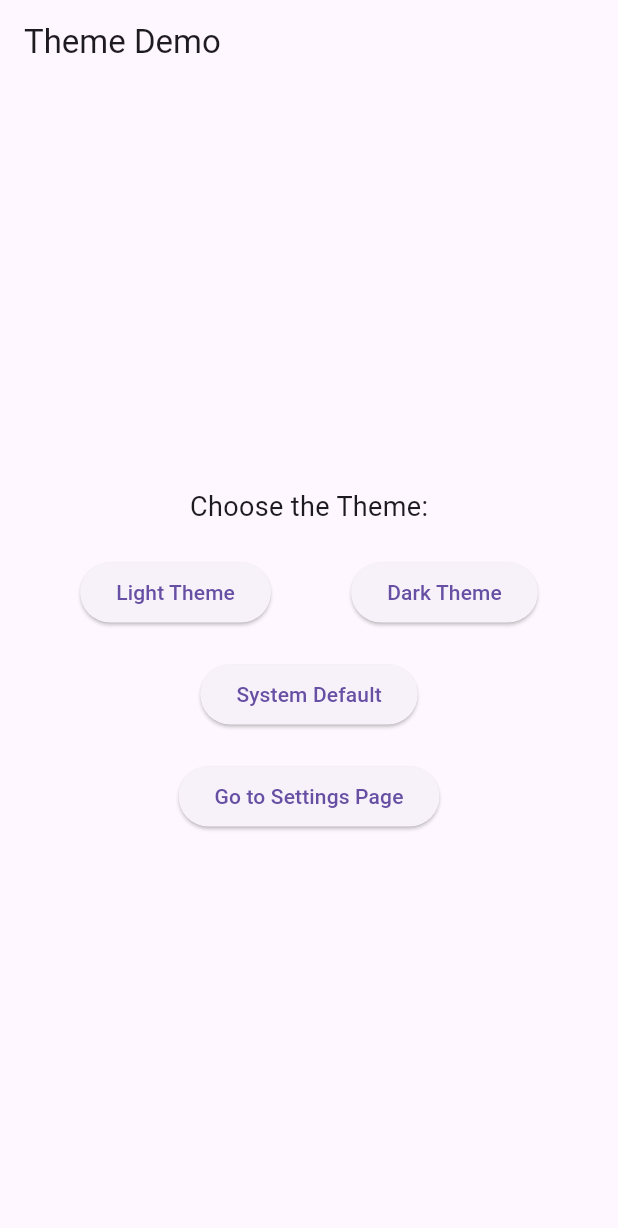
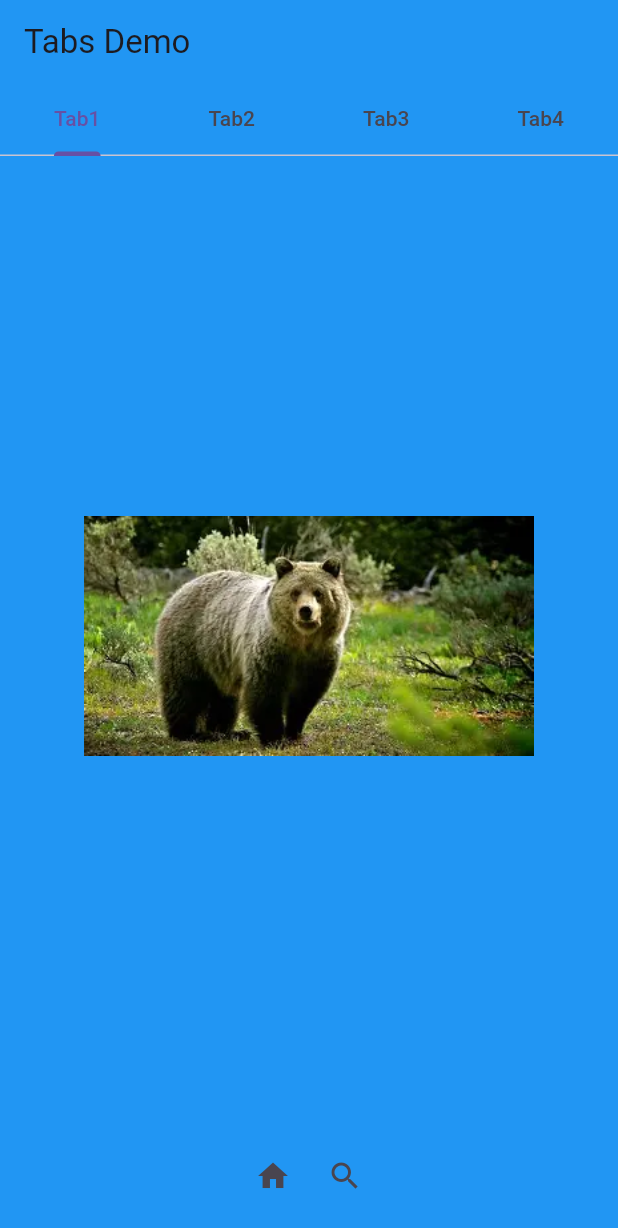
Before and after one commit to bwatts1/digital_pet_app, a Flutter app: the screen it shows after launch, on a phone screen of 412 x 824 dp. Shown: the top 1228 px of the screen. Run offline on Flutter 3.47's test engine with Material 3 defaults, Android fonts, the phone set to English and light mode, and no system bars.

```diff
--- a/lib/main.dart
+++ b/lib/main.dart
@@ -1,116 +1,140 @@
 import 'package:flutter/material.dart';
 
 void main() {
-  runApp(const RunMyApp());
+  runApp(MyApp());
 }
 
-class RunMyApp extends StatefulWidget {
-  const RunMyApp({super.key});
+class MyApp extends StatelessWidget {
+  @override
+  Widget build(BuildContext context) {
+    return MaterialApp(
+      home: DefaultTabController(
+        length: 4,
+        child: _TabsNonScrollableDemo(),
+      ),
+    );
+  }
+}
+
+class _TabsNonScrollableDemo extends StatefulWidget {
+  @override
+  __TabsNonScrollableDemoState createState() => __TabsNonScrollableDemoState();
+}
+
+class __TabsNonScrollableDemoState extends State<_TabsNonScrollableDemo> with SingleTickerProviderStateMixin, RestorationMixin {
+  late TabController _tabController;
+  final RestorableInt tabIndex = RestorableInt(0);
 
   @override
-  State<RunMyApp> createState() => _RunMyAppState();
+  String get restorationId => 'tab_non_scrollable_demo';
+
+  @override
+  void restoreState(RestorationBucket? oldBucket, bool initialRestore) {
+    registerForRestoration(tabIndex, 'tab_index');
+    _tabController.index = tabIndex.value;
   }
 
-class _RunMyAppState extends State<RunMyApp> {
-  ThemeMode _themeMode = ThemeMode.system;
-
-  void changeTheme(ThemeMode themeMode) {
+  @override
+  void initState() {
+    super.initState();
+    _tabController = TabController(
+      initialIndex: 0,
+      length: 4,
+      vsync: this,
+    );
+    _tabController.addListener(() {
       setState(() {
-      _themeMode = themeMode;
+        tabIndex.value = _tabController.index;
+      });
     });
   }
 
   @override
+  void dispose() {
+    _tabController.dispose();
+    tabIndex.dispose();
+    super.dispose();
+  }
+
+  @override
   Widget build(BuildContext context) {
-    return AnimatedTheme(
-      data: ThemeData(
-        brightness: _themeMode == ThemeMode.dark
-            ? Brightness.dark
-            : Brightness.light,
-        primarySwatch: Colors.blueGrey,
+    final tabs = ['Tab1', 'Tab2', 'Tab3', 'Tab4'];
+    return Scaffold(
+      appBar: AppBar(
+        automaticallyImplyLeading: false,
+        title: Text('Tabs Demo'),
+        backgroundColor: Colors.blue,
+        bottom: TabBar(
+          controller: _tabController,
+          isScrollable: false,
+          tabs: [
+            for (final tab in tabs) Tab(text: tab),
+          ],
         ),
-      duration: const Duration(milliseconds: 500),
-      child: MaterialApp(
-        theme: ThemeData(primarySwatch: Colors.blueGrey),
-        darkTheme: ThemeData.dark(),
-        themeMode: _themeMode,
-        debugShowCheckedModeBanner: false,
-        home: Scaffold(
-          appBar: AppBar(
-            title: const Text('Theme Demo'),
       ),
-          body: Center(
-            child: Column(
-              mainAxisAlignment: MainAxisAlignment.center,
+      body: TabBarView(
+        controller: _tabController,
         children: [
-                const Text(
-                  'Choose the Theme:',
-                  style: TextStyle(fontSize: 18),
+          Container(
+            color: Colors.blue,
+            child: Center(
+              child: Image.asset(
+                'image/bear.webp',
+                width: 300,
+                height: 300,
               ),
-                const SizedBox(height: 20),
-                Row(
-                  mainAxisAlignment: MainAxisAlignment.spaceEvenly,
-                  children: [
-                    ElevatedButton(
-                      onPressed: () {
-                        changeTheme(ThemeMode.light);
-                      },
-                      child: const Text("Light Theme"),
             ),
-                    ElevatedButton(
-                      onPressed: () {
-                        changeTheme(ThemeMode.dark);
-                      },
-                      child: const Text("Dark Theme"),
+          ),
+          Container(
+            color: Colors.blue,
+            child: Center(
+              child: Image.asset(
+                'image/cat.jpg',
+                width: 300,
+                height: 300,
+              ),
+            ),
+          ),
+          Container(
+            color: Colors.blue,
+            child: Center(
+              child: Image.asset(
+                'image/lion.jpg',
+                width: 300,
+                height: 300,
+              ),
+            ),
+          ),
+          Container(
+            color: Colors.blue,
+            child: Center(
+              child: Image.asset(
+                'image/zebra.jpg',
+                width: 300,
+                height: 300,
+              ),
+            ),
           ),
         ],
       ),
-                const SizedBox(height: 20),
-                ElevatedButton(
+      bottomNavigationBar: BottomAppBar(
+        color: Colors.blue,
+        child: Row(
+          mainAxisAlignment: MainAxisAlignment.center,
+          children: [
+            IconButton(
+              icon: Icon(Icons.home),
               onPressed: () {
-                    changeTheme(ThemeMode.system);
               },
-                  child: const Text("System Default"),
             ),
-                const SizedBox(height: 20),
-                ElevatedButton(
+            IconButton(
+              icon: Icon(Icons.search),
               onPressed: () {
-                    Navigator.of(context).push(_createFadeRoute());
               },
-                  child: const Text("Go to Settings Page"),
             ),
           ],
         ),
       ),
-        ),
-      ),
-    );
-
-  }
-  PageRouteBuilder _createFadeRoute() {
-    return PageRouteBuilder(
-      pageBuilder: (context, animation, secondaryAnimation) =>
-          const SettingsPage(),
-      transitionsBuilder: (context, animation, secondaryAnimation, child) {
-        return FadeTransition(
-          opacity: animation,
-          child: child,
-        );
-      },
     );
   }
 }
-
-class SettingsPage extends StatelessWidget {
-  const SettingsPage({super.key});
-
-  @override
-  Widget build(BuildContext context) {
-    return Scaffold(
-      appBar: AppBar(title: const Text("Settings")),
-      body: const Center(
-        child: Text("This is the Settings Page"),
-      ),
-    );
-  }
-}
--- a/pubspec.yaml
+++ b/pubspec.yaml
@@ -58,7 +58,11 @@ flutter:
   uses-material-design: true
 
   # To add assets to your application, add an assets section, like this:
-  # assets:
+  assets:
+  - image/bear.webp
+  - image/cat.jpg
+  - image/lion.jpg
+  - image/zebra.jpg
   #   - images/a_dot_burr.jpeg
   #   - images/a_dot_ham.jpeg
 
```
Also changed, not shown: image/bear.webp (added), image/cat.jpg (added), image/lion.jpg (added), image/zebra.jpg (added), 1 other file. Lines whose indentation alone changed are shown as unchanged.
